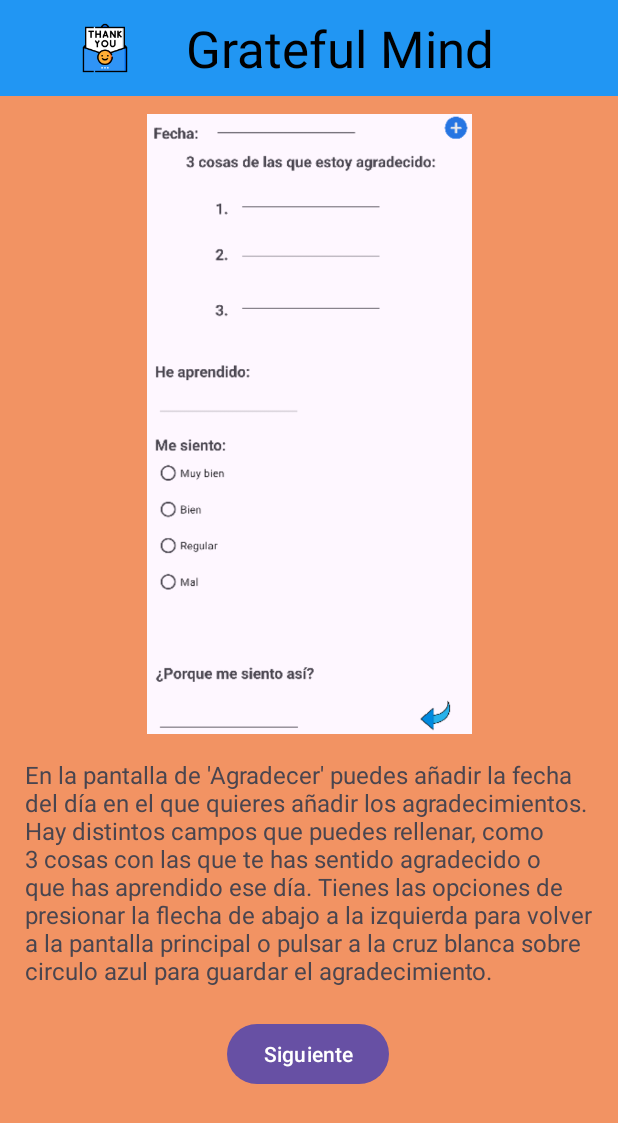
After one commit to almuLR/GratefulMind, an Android app: the HelpActivity1 screen opened directly, with no data from a screen before it, on a phone screen of 412 x 824 dp. The commit adds this screen. Shown: the top 1123 px of the screen. Run offline under Robolectric (Android 15) with nearby library versions, the phone set to English and light mode, and no system bars.

Commit message:
Pantallas de ayuda.

```diff
--- a/app/src/main/AndroidManifest.xml
+++ b/app/src/main/AndroidManifest.xml
@@ -14,6 +14,12 @@
         tools:targetApi="31">
         <activity
             android:name=".GratitudeDetailActivity"
+            android:exported="false" />
+        <activity
+            android:name=".HelpActivity1"
+            android:exported="false" />
+        <activity
+            android:name=".HelpActivity2"
             android:exported="false" />
         <activity
             android:name=".ThanksActivity"
--- /dev/null
+++ b/app/src/main/java/com/example/gratefulmind/HelpActivity1.java
@@ -0,0 +1,22 @@
+package com.example.gratefulmind;
+
+import android.content.Intent;
+import android.os.Bundle;
+import android.widget.Button;
+
+import androidx.appcompat.app.AppCompatActivity;
+
+public class HelpActivity1 extends AppCompatActivity {
+    @Override
+    protected void onCreate(Bundle savedInstanceState) {
+        super.onCreate(savedInstanceState);
+        setContentView(R.layout.activity_help1);
+
+        // Botón para ir a la siguiente página de ayuda
+        Button nextButton = findViewById(R.id.nextButton);
+        nextButton.setOnClickListener(v -> {
+            Intent intent = new Intent(HelpActivity1.this, HelpActivity2.class);
+            startActivity(intent);
+        });
+    }
+}
--- /dev/null
+++ b/app/src/main/res/layout/activity_help1.xml
@@ -0,0 +1,60 @@
+<?xml version="1.0" encoding="utf-8"?>
+<androidx.constraintlayout.widget.ConstraintLayout xmlns:android="http://schemas.android.com/apk/res/android"
+    xmlns:app="http://schemas.android.com/apk/res-auto"
+    android:layout_width="match_parent"
+    android:layout_height="match_parent"
+    xmlns:tools="http://schemas.android.com/tools"
+    android:background="#F29363">
+
+    <!-- Toolbar -->
+    <androidx.appcompat.widget.Toolbar
+        android:id="@+id/toolbar"
+        android:layout_width="match_parent"
+        android:layout_height="?attr/actionBarSize"
+        android:background="#2196F3"
+        android:minHeight="?attr/actionBarSize"
+        android:theme="@style/ThemeOverlay.AppCompat.Dark.ActionBar"
+        app:layout_constraintEnd_toEndOf="parent"
+        app:layout_constraintStart_toStartOf="parent"
+        app:layout_constraintTop_toTopOf="parent"
+        app:logo="@mipmap/ic_launcher_foreground"
+        app:title="Grateful Mind"
+        app:titleTextAppearance="@style/TextAppearance.AppCompat.Display1"
+        app:titleTextColor="@color/black"
+        tools:ignore="TextSizeCheck" />
+
+    <ImageView
+        android:id="@+id/imageView"
+        android:layout_width="230dp"
+        android:layout_height="413dp"
+        android:layout_marginTop="12dp"
+        android:src="@drawable/agradecer_screen"
+        app:layout_constraintEnd_toEndOf="parent"
+        app:layout_constraintStart_toStartOf="parent"
+        app:layout_constraintTop_toBottomOf="@id/toolbar" />
+
+    <!-- Botón -->
+
+    <TextView
+        android:id="@+id/textView"
+        android:layout_width="386dp"
+        android:layout_height="157dp"
+        android:layout_marginTop="16dp"
+        android:text="En la pantalla de 'Agradecer' puedes añadir la fecha del día en el que quieres añadir los agradecimientos. Hay distintos campos que puedes rellenar, como 3 cosas con las que te has sentido agradecido o que has aprendido ese día. Tienes las opciones de presionar la flecha de abajo a la izquierda para volver a la pantalla principal o pulsar a la cruz blanca sobre circulo azul para guardar el agradecimiento."
+        android:textSize="16sp"
+        app:layout_constraintEnd_toEndOf="parent"
+        app:layout_constraintHorizontal_bias="0.64"
+        app:layout_constraintStart_toStartOf="parent"
+        app:layout_constraintTop_toBottomOf="@id/imageView" />
+
+    <Button
+        android:id="@+id/nextButton"
+        android:layout_width="wrap_content"
+        android:layout_height="wrap_content"
+        android:layout_marginTop="16dp"
+        android:text="Siguiente"
+        app:layout_constraintEnd_toEndOf="parent"
+        app:layout_constraintHorizontal_bias="0.498"
+        app:layout_constraintStart_toStartOf="parent"
+        app:layout_constraintTop_toBottomOf="@id/textView" />
+</androidx.constraintlayout.widget.ConstraintLayout>
```
Also changed, not shown: app/src/main/java/com/example/gratefulmind/HelpActivity2.java (added, +23 -0 lines), app/src/main/java/com/example/gratefulmind/MainActivity.java (+7 -0 lines), app/src/main/res/layout/activity_help2.xml (added, +64 -0 lines), app/src/main/res/drawable/agradecer_screen.png (added), app/src/main/res/drawable/lista_agradecimientos_screen.png (added).
